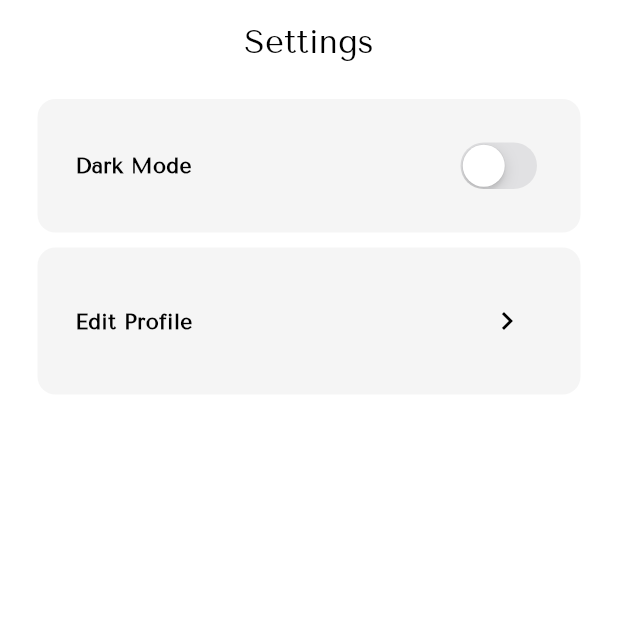
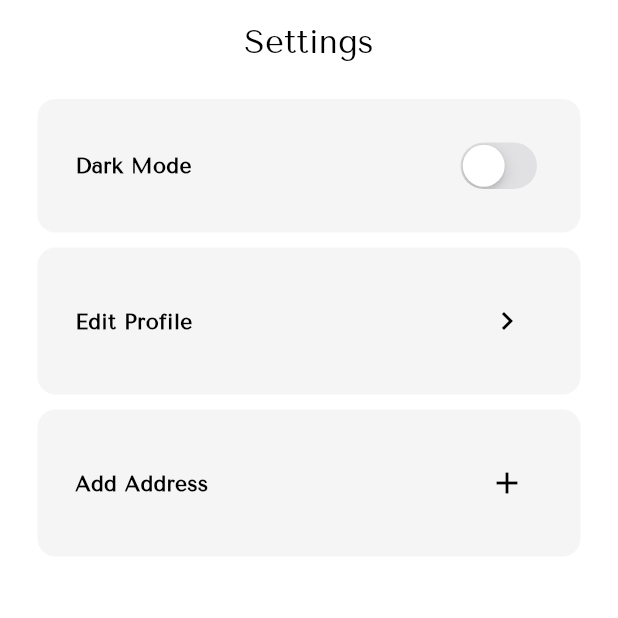
Before and after one commit to UmerMujtaba/Zara_Clothing_Brand_App, a Flutter app: the SettingsScreen screen opened directly, on a phone screen of 412 x 824 dp, the top half of it. Run offline on Flutter 3.47's test engine with Material 3 defaults, Android fonts, the phone set to English and light mode, and no system bars; our stand-ins replace cloud_firestore, firebase_auth, firebase_core, firebase_messaging, firebase_storage, fl_chart and 9 more; missing offline and left inert: flutter_email_sender, mailer; accounts and stored records are empty.

Commit message:
show address screen to display all the addresses of user

```diff
--- a/lib/user_side/screens/add_shipping_address.dart
+++ b/lib/user_side/screens/add_shipping_address.dart
@@ -149,7 +149,11 @@ class _AddShippingAddressState extends State<AddShippingAddress> {
             Spacer(), // Pushes the RandomGestureDetector to the bottom
             RandomGestureDetector(
               onTap: () {
-                addAddressToUser(address: '', city: '', state: '', zipCode: '');
+                addAddressToUser(
+                    address: _addressController.text,
+                    city: _cityController.text,
+                    state: _stateController.text,
+                    zipCode: _zipController.text);
               },
               icon: Icons.my_location_outlined,
               name: 'ADD NOW',
--- a/lib/user_side/screens/settings_screens.dart
+++ b/lib/user_side/screens/settings_screens.dart
@@ -1,6 +1,8 @@
 import 'package:flutter/cupertino.dart';
 import 'package:flutter/material.dart';
 import 'package:flutter_riverpod/flutter_riverpod.dart';
+import 'package:zara/user_side/screens/add_shipping_address.dart';
+import 'package:zara/user_side/screens/show_address_screen.dart';
 
 import '../../theme/theme_provider.dart';
 import 'edit_profile_screen.dart';
@@ -79,6 +81,35 @@ class SettingsScreen extends ConsumerWidget {
                     icon: Icon(Icons.keyboard_arrow_right_outlined,
                         color: Theme.of(context).colorScheme.inversePrimary))
               ]),
+        ),
+        Container(
+          decoration: BoxDecoration(
+            color: Theme.of(context).colorScheme.secondary,
+            borderRadius: BorderRadius.circular(12),
+          ),
+          margin: const EdgeInsets.only(left: 25, top: 10, right: 25),
+          padding: const EdgeInsets.all(25),
+          child: Row(
+              mainAxisAlignment: MainAxisAlignment.spaceBetween,
+              //dark mode
+              children: [
+                Text(
+                  'Add Address',
+                  style: TextStyle(
+                      fontWeight: FontWeight.bold,
+                      fontFamily: 'TenorSans',
+                      color: Theme.of(context).colorScheme.inversePrimary),
+                ),
+                IconButton(
+                    onPressed: () {
+                      Navigator.push(
+                          context,
+                          MaterialPageRoute(
+                              builder: (context) => const ShowAddressScreen()));
+                    },
+                    icon: Icon(Icons.add,
+                        color: Theme.of(context).colorScheme.inversePrimary))
+              ]),
         )
       ]),
     );
```
Also changed, not shown: lib/model/user.dart (+15 -3 lines), lib/user_side/components/gesture_detector.dart (+44 -0 lines), lib/user_side/screens/check_out_screen.dart (+10 -6 lines), lib/user_side/screens/show_address_screen.dart (added, +100 -0 lines).
